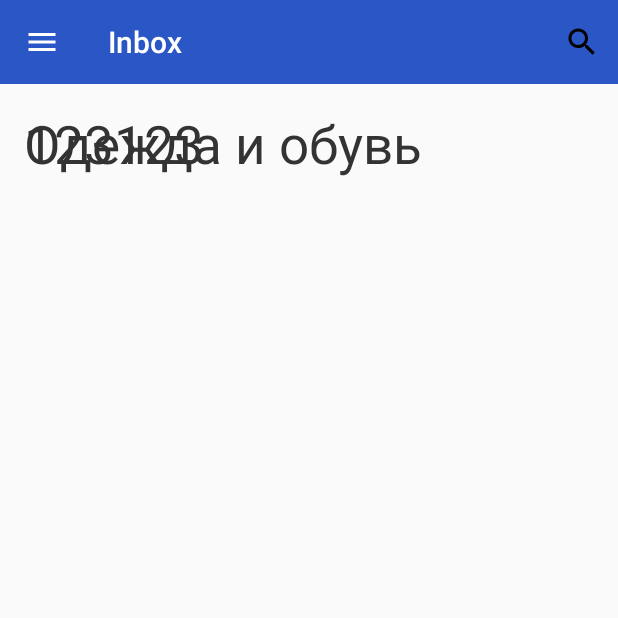
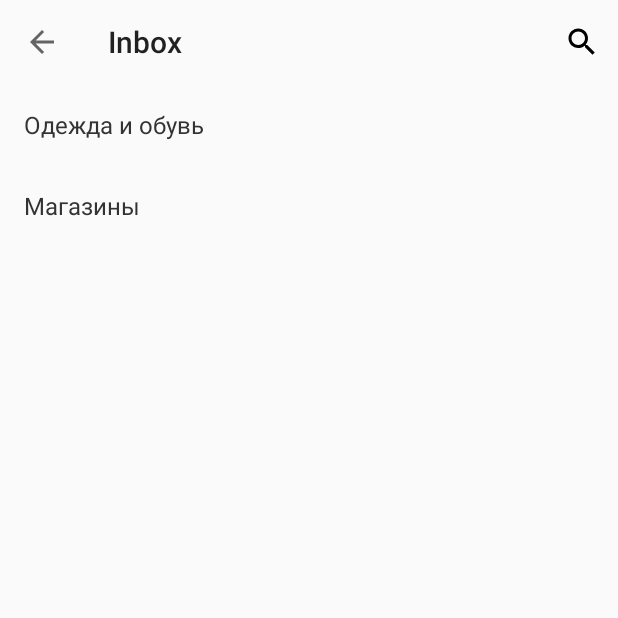
Before and after one commit to SergeyGluxov/CARDbag, an Android app: the screen it shows after launch (category_list before the commit, Activity_category_list after it), on a phone screen of 412 x 824 dp, the top half of it. Run offline under Robolectric (Android 15) with nearby library versions, the phone set to English and light mode, and no system bars.

Commit message:
Поправил правильное отображение категорий

```diff
--- a/app/src/main/AndroidManifest.xml
+++ b/app/src/main/AndroidManifest.xml
@@ -9,14 +9,13 @@
         android:roundIcon="@mipmap/ic_launcher_round"
         android:supportsRtl="true"
         android:theme="@style/AppTheme">
-        <activity android:name=".category_list">
+        <activity android:name=".Activity_category_list">
             <intent-filter>
                 <action android:name="android.intent.action.MAIN" />
 
                 <category android:name="android.intent.category.LAUNCHER" />
             </intent-filter>
         </activity>
-        <activity android:name=".CardListActivity"></activity>
     </application>
 
 </manifest>
--- a/app/src/main/java/info/goodline/cardbag/category_list.java
+++ b/app/src/main/java/info/goodline/cardbag/Activity_category_list.java
@@ -8,7 +8,7 @@ import android.view.MenuInflater;
 import android.support.v7.widget.LinearLayoutManager;
 import android.support.v7.widget.RecyclerView;
 
-public class category_list extends AppCompatActivity {
+public class Activity_category_list extends AppCompatActivity {
 
     @Override
     protected void onCreate(Bundle savedInstanceState) {
@@ -21,12 +21,11 @@ public class category_list extends AppCompatActivity {
 
         getSupportActionBar().setHomeButtonEnabled(true);
         getSupportActionBar().setDisplayHomeAsUpEnabled(true);
-        getSupportActionBar().setHomeAsUpIndicator(R.drawable.ic_menu);
         RecyclerView recyclerView = findViewById(R.id.rvCategory);
         recyclerView.setLayoutManager(new LinearLayoutManager(this));
 
         // создаем адаптер
-        CategoryAdapter adapter = new CategoryAdapter(this, DataBaseHelper.category);
+        CategoryAdapter adapter = new CategoryAdapter(this, DataBaseHelper.getCategories());
         // устанавливаем для списка адаптер
         recyclerView.setAdapter(adapter);
     }
--- a/app/src/main/java/info/goodline/cardbag/Category.java
+++ b/app/src/main/java/info/goodline/cardbag/Category.java
@@ -4,6 +4,12 @@ public class Category {
 
     private int id;
     private String name;
+
+    public Category(int id, String name)
+    {
+        this.id = id;
+        this.name = name;
+    }
 
     public int getId() {
         return id;
@@ -13,9 +19,5 @@ public class Category {
         return name;
     }
 
-    public Category(int id, String name)
-    {
-        this.id = id;
-        this.name = name;
-    }
+
 }
--- a/app/src/main/java/info/goodline/cardbag/CategoryAdapter.java
+++ b/app/src/main/java/info/goodline/cardbag/CategoryAdapter.java
@@ -29,8 +29,7 @@ public class CategoryAdapter extends RecyclerView.Adapter<CategoryVH>
 
     @Override
     public void onBindViewHolder(@NonNull CategoryVH categoryVH, int position) {
-        Category categoryItem = category.get(position);
-        categoryVH.tvId.setText(categoryItem.getId());
+        final Category categoryItem = category.get(position);
         categoryVH.tvName.setText(categoryItem.getName());
     }
 
--- a/app/src/main/java/info/goodline/cardbag/CategoryVH.java
+++ b/app/src/main/java/info/goodline/cardbag/CategoryVH.java
@@ -8,11 +8,9 @@ import android.widget.TextView;
 public class CategoryVH extends RecyclerView.ViewHolder
 {
     public TextView tvName;
-    public TextView tvId;
     public CategoryVH(@NonNull View itemView)
     {
         super(itemView);
         tvName = itemView.findViewById(R.id.tvName);
-        tvId = itemView.findViewById(R.id.tvId);
     }
 }
--- a/app/src/main/java/info/goodline/cardbag/DataBaseHelper.java
+++ b/app/src/main/java/info/goodline/cardbag/DataBaseHelper.java
@@ -10,4 +10,7 @@ public class DataBaseHelper {
             new Category(1, "Одежда и обувь"),
             new Category(2, "Магазины")
     );
+    public static List<Category> getCategories() {
+        return category;
+    }
 }
--- a/app/src/main/res/layout/activity_category_list.xml
+++ b/app/src/main/res/layout/activity_category_list.xml
@@ -3,14 +3,15 @@
     xmlns:tools="http://schemas.android.com/tools"
     android:layout_width="match_parent"
     android:layout_height="match_parent"
-    tools:context=".category_list">
+    tools:context=".Activity_category_list">
 
     <android.support.v7.widget.Toolbar
         android:id="@+id/toolbar"
         android:layout_width="match_parent"
         android:layout_height="wrap_content"
         android:minHeight="?attr/actionBarSize"
-        android:theme="@style/MyToolbar" />
+        android:background="#FAFAFA"/>
+
 
     <android.support.v7.widget.RecyclerView
         android:id="@+id/rvCategory"
--- a/app/src/main/res/layout/item_category.xml
+++ b/app/src/main/res/layout/item_category.xml
@@ -1,24 +1,25 @@
 <?xml version="1.0" encoding="utf-8"?>
-<FrameLayout
-    xmlns:android="http://schemas.android.com/apk/res/android" android:layout_width="match_parent"
-    android:layout_height="match_parent">
+<LinearLayout
+    xmlns:android="http://schemas.android.com/apk/res/android"
+    android:layout_width="match_parent"
+    android:layout_height="wrap_content">
 
-        <TextView
-            android:id="@+id/tvName"
+        <RelativeLayout
             android:layout_width="match_parent"
-            android:layout_height="match_parent"
-            android:padding="16dp"
-            android:textSize="16pt"
-            android:textColor="#333333"
-            android:text="asdasd"/>
+            android:layout_height="wrap_content">
 
-        <TextView
-            android:id="@+id/tvId"
-            android:layout_width="match_parent"
-            android:layout_height="match_parent"
-            android:padding="16dp"
-            android:text="123123"
-            android:textColor="#333333"
-            android:textSize="16pt" />
 
-</FrameLayout>
+                <TextView
+                    android:id="@+id/tvName"
+                    android:layout_width="match_parent"
+                    android:layout_height="wrap_content"
+                    android:ellipsize="end"
+                    android:maxLines="1"
+                    android:padding="16dp"
+                    android:textColor="#333333"
+                    android:textSize="16sp"
+                    android:text="Супермаркеты" />
+
+        </RelativeLayout>
+
+</LinearLayout>
--- a/build.gradle
+++ b/build.gradle
@@ -7,7 +7,7 @@ buildscript {
         jcenter()
     }
     dependencies {
-        classpath 'com.android.tools.build:gradle:3.1.4'
+        classpath 'com.android.tools.build:gradle:3.2.1'
 
 
         // NOTE: Do not place your application dependencies here; they belong
```
Also changed, not shown: app/src/main/java/info/goodline/cardbag/CardListActivity.java (deleted, +0 -13 lines), app/src/main/res/layout/activity_card_list.xml (deleted, +0 -18 lines), gradle/wrapper/gradle-wrapper.properties.
